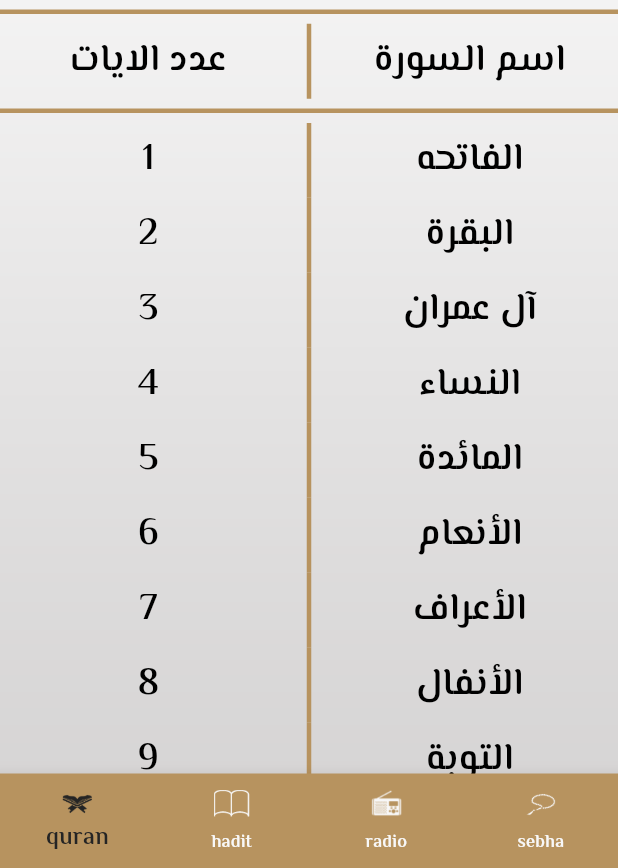
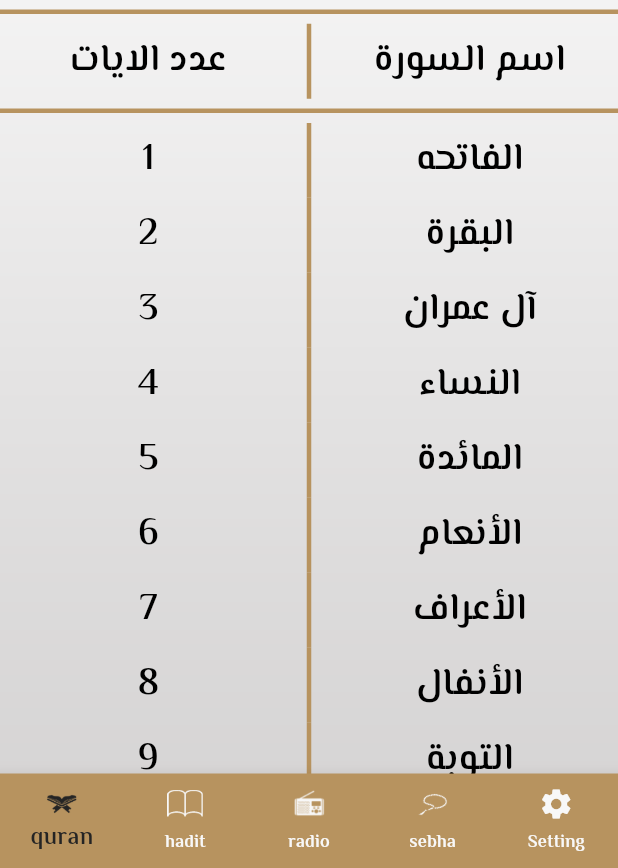
Before and after one commit to Mohamedal2001/islami-app, a Flutter app: the screen it shows after launch, on a phone screen of 412 x 824 dp, the part 368-1236 px from its top. Run offline on Flutter 3.47's test engine with Material 3 defaults, Android fonts, the phone set to English and light mode, and no system bars.

Commit message:
add Setting in main

```diff
--- a/lib/modules/Layout/Layout.dart
+++ b/lib/modules/Layout/Layout.dart
@@ -6,6 +6,7 @@ import 'package:islami_app/modules/sebha/Sebhapage.dart';
 import 'package:islami_app/modules/quran/quranpage.dart';
 
 import '../../core/apptheme.dart';
+import '../Setting/settingPage.dart';
 
 class Layout extends StatefulWidget {
 
@@ -22,7 +23,8 @@ class _LayoutState extends State<Layout> {
     Quranpage(),
     Haditpage(),
     Radiopage(),
-    Sebhapage()
+    Sebhapage(),
+    Settingpage(),
   ];
   @override
   Widget build(BuildContext context) {
@@ -48,7 +50,8 @@ class _LayoutState extends State<Layout> {
        BottomNavigationBarItem(icon: ImageIcon(AssetImage('assets/image/icon_quran.png')),label: 'quran'),
        BottomNavigationBarItem(icon: ImageIcon(AssetImage('assets/image/icon_hadeth.png')),label: 'hadit'),
           BottomNavigationBarItem(icon: ImageIcon(AssetImage('assets/image/icon_radio.png')),label: 'radio'),
-          BottomNavigationBarItem(icon: ImageIcon(AssetImage('assets/image/icon_sebha.png')),label: 'sebha')
+          BottomNavigationBarItem(icon: ImageIcon(AssetImage('assets/image/icon_sebha.png')),label: 'sebha'),
+          BottomNavigationBarItem(icon: Icon(Icons.settings),label: 'Setting')
         ],
       ) ,
       ),
--- a/lib/modules/Setting/settingPage.dart
+++ b/lib/modules/Setting/settingPage.dart
@@ -5,6 +5,6 @@ class Settingpage extends StatelessWidget {
 
   @override
   Widget build(BuildContext context) {
-    return const Placeholder();
+    return  Center(child: Text('Setting'));
   }
 }
```
